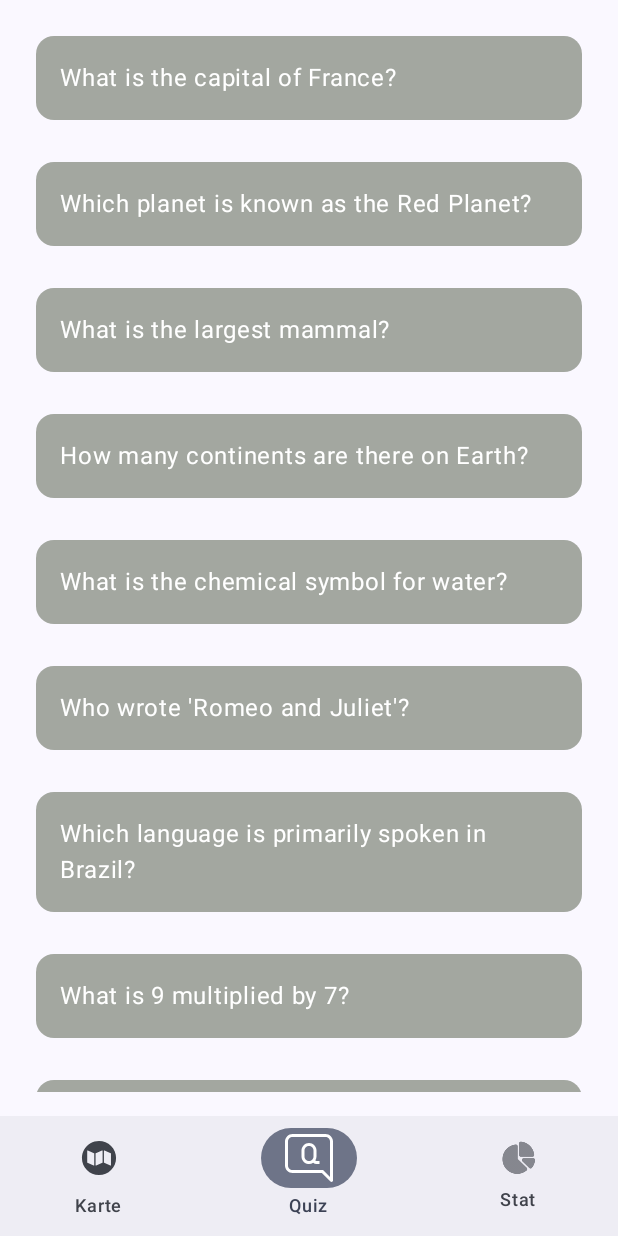
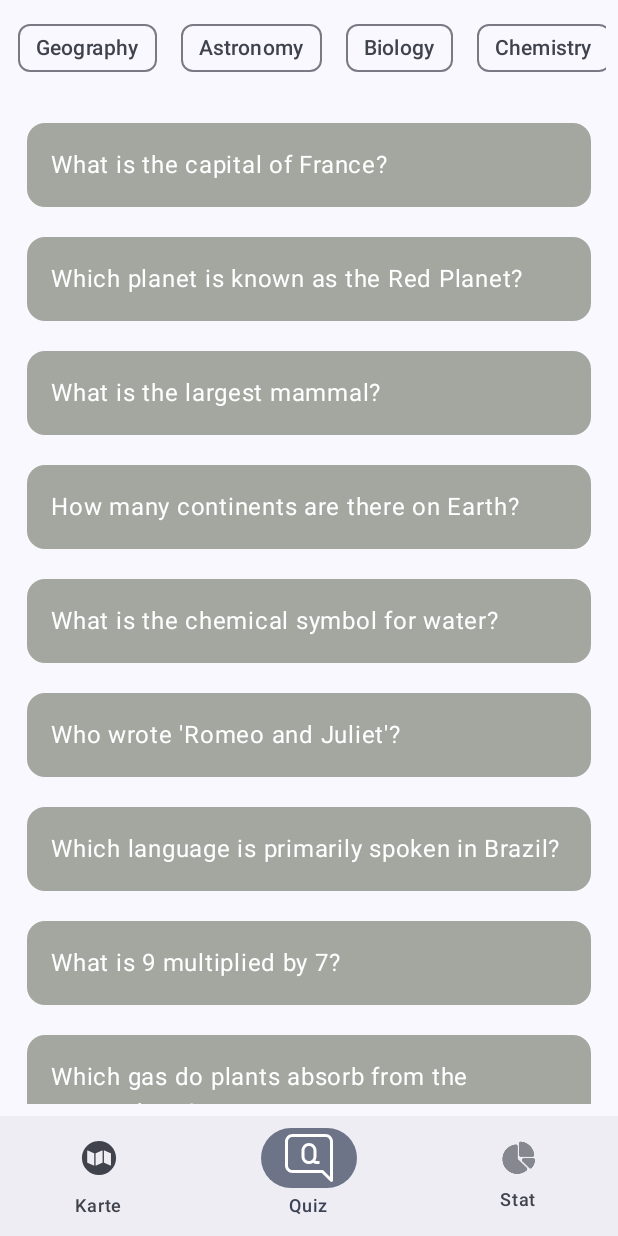
Before and after one commit to aaabdulkarim/ATQuiz, an Android app built with Jetpack Compose: the screen it shows after launch (MainActivity), item 2 of the bottom bar chosen, on a phone screen of 412 x 824 dp. Run offline under Robolectric (Android 15) with nearby library versions, the phone set to English and light mode, and no system bars.

Commit message:
Quiz Design Refactor und Chip Filter und QuestionDetail nach Klicken mit Animation

```diff
--- a/app/src/main/java/com/example/atquiz/composables/MultipleChoice.kt
+++ b/app/src/main/java/com/example/atquiz/composables/MultipleChoice.kt
@@ -1,19 +1,16 @@
 package com.example.atquiz.composables
 
 import android.widget.Toast
-import androidx.compose.animation.AnimatedContent
-import androidx.compose.animation.AnimatedVisibilityScope
+import androidx.compose.animation.AnimatedVisibility
 import androidx.compose.animation.ExperimentalSharedTransitionApi
-import androidx.compose.animation.SharedTransitionLayout
-import androidx.compose.animation.SharedTransitionScope
 import androidx.compose.foundation.layout.Arrangement
 import androidx.compose.foundation.layout.Column
 import androidx.compose.foundation.layout.Row
 import androidx.compose.foundation.layout.fillMaxSize
 import androidx.compose.foundation.layout.fillMaxWidth
-import androidx.compose.foundation.layout.height
 import androidx.compose.foundation.layout.padding
 import androidx.compose.foundation.lazy.LazyColumn
+import androidx.compose.foundation.lazy.LazyRow
 
 import androidx.compose.foundation.lazy.itemsIndexed
 import androidx.compose.foundation.shape.RoundedCornerShape
@@ -24,8 +21,8 @@ import androidx.compose.material3.CardDefaults
 
 
 import androidx.compose.material3.ExperimentalMaterial3Api
+import androidx.compose.material3.InputChip
 import androidx.compose.material3.Text
-import androidx.compose.material3.TextButton
 import androidx.compose.runtime.Composable
 import androidx.compose.runtime.getValue
 import androidx.compose.runtime.mutableStateOf
@@ -35,52 +32,98 @@ import androidx.compose.ui.Alignment
 import androidx.compose.ui.Modifier
 import androidx.compose.ui.platform.LocalContext
 import androidx.compose.ui.unit.dp
-import androidx.compose.ui.unit.sp
 import com.example.atquiz.ui.theme.primary
 import com.example.atquiz.ui.theme.secondary
 import com.example.atquiz.ui.theme.text
 
-@OptIn(ExperimentalMaterial3Api::class, ExperimentalSharedTransitionApi::class)
+
+
+@OptIn(ExperimentalMaterial3Api::class)
 @Composable
 fun QuestionFilter(
     questionList: List<QuestionObject>,
-    onShowDetails: () -> Unit,
-    sharedTransitionScope: SharedTransitionScope,
-    animatedVisibilityScope: AnimatedVisibilityScope,
-    updateQuestionObject: (QuestionObject) -> Unit,
+) {
+    var selectedTag by remember {
+        mutableStateOf("")
+    }
+
+    // Extract distinct tags from the question list
+    val tagList: List<String> = questionList.map { it.tag }.distinct()
+
+    val filteredQuestions = if (selectedTag.isNotEmpty()) {
+        questionList.filter { it.tag == selectedTag }
+    } else {
+        questionList
+    }
+
+    Column {
+        // Tags
+        LazyRow(
+            modifier = Modifier.padding(8.dp),
+            horizontalArrangement = Arrangement.spacedBy(8.dp) // Adds spacing between chips
+        ) {
+            itemsIndexed(tagList) { _, chipData ->
+                InputChip(
+                    selected = selectedTag == chipData,
+                    onClick = {
+                        if (selectedTag == chipData) {
+                            selectedTag = ""
+                        } else {
+                            selectedTag = chipData
+                        }
+                    },
+                    label = { Text(text = chipData) },
+                    modifier = Modifier.padding(horizontal = 4.dp) // Adds spacing within each chip
+                )
+            }
+        }
+
+        // Frageliste mit Antworten
+        LazyColumn(
+            modifier = Modifier.padding(8.dp)
+        ) {
+            itemsIndexed(filteredQuestions) { _, questionObject ->
+                QuestionDetail(questionObject)
+            }
+        }
+    }
+
+
+}
+
+
+
+
+@OptIn(ExperimentalSharedTransitionApi::class, ExperimentalMaterial3Api::class)
+@Composable
+fun QuestionDetail(
+    questionObject: QuestionObject,
+){
+    val answers = questionObject.answerList
+    val context = LocalContext.current
+    var answerVisible by remember {
+        mutableStateOf(false)
+    }
+
+
+    Column(
+        modifier = Modifier
+            .fillMaxSize()
+            .padding(2.dp)
 
     ) {
-
-    // das "with" bedeutet man benutzt die Daten und Funktionen eines Objekts
-    // ohne auf sie zu referenzieren, wie im Beispiel beim .sharedElementModifier
-    with(sharedTransitionScope) {
-        LazyColumn(
-            modifier = Modifier
-                .fillMaxSize()
-                .padding(16.dp)
-                .sharedElement(
-                    rememberSharedContentState(key = "image"),
-                    animatedVisibilityScope = animatedVisibilityScope
-                ),
-            verticalArrangement = Arrangement.spacedBy(12.dp)
-        ) {
-            itemsIndexed(questionList) { index, questionObject ->
+        // Frage
         Card(
             modifier = Modifier
                 .fillMaxWidth()
-                        .padding(8.dp)
-                        .sharedElement(
-                            rememberSharedContentState(key = questionObject.question),
-                            animatedVisibilityScope = animatedVisibilityScope
-                        ),
+                .padding(8.dp),
             shape = RoundedCornerShape(12.dp),
             colors = CardDefaults.cardColors(
                 containerColor = secondary,
                 contentColor = text
             ),
             onClick = {
-                        updateQuestionObject(questionList[index])
-                        onShowDetails()
+                answerVisible = !answerVisible
             }
         ) {
             Row(
@@ -97,62 +140,11 @@ fun QuestionFilter(
                 )
             }
         }
-            }
-        }
-    }
-}
 
-
-@OptIn(ExperimentalSharedTransitionApi::class)
-@Composable
-fun QuestionDetail(
-    onBack: () -> Unit,
-    sharedTransitionScope: SharedTransitionScope,
-    animatedVisibilityScope: AnimatedVisibilityScope,
-    questionObject: QuestionObject,
-){
-    val answers = questionObject.answerList
-    val context = LocalContext.current
-
-    // das "with" bedeutet man benutzt die Daten und Funktionen eines Objekts
-    // ohne auf sie zu referenzieren, wie im Beispiel beim .sharedElement-Modifier
-    with(sharedTransitionScope) {
-
+        AnimatedVisibility(answerVisible) {
             Column(
-            modifier = Modifier
-                .fillMaxSize()
-                .padding(2.dp)
-
+                modifier = Modifier.fillMaxSize()
             ) {
-            // Frage
-            Card(
-                modifier = Modifier
-                    .fillMaxWidth()
-                    .padding(8.dp)
-                    .sharedElement(
-                        rememberSharedContentState(key = questionObject.question),
-                        animatedVisibilityScope = animatedVisibilityScope
-                    ),
-                shape = RoundedCornerShape(12.dp),
-                colors = CardDefaults.cardColors(
-                    containerColor = secondary,
-                    contentColor = text
-                )
-            ) {
-                Row(
-                    modifier = Modifier
-                        .fillMaxWidth()
-                        .padding(16.dp),
-                    verticalAlignment = Alignment.CenterVertically
-                ) {
-                    Text(
-                        text = questionObject.question,
-                        color = text,
-                        modifier = Modifier
-                            .weight(1f)
-                    )
-                }
-            }
 
                 // Antwortmöglichkeiten
                 answers.forEach { answer ->
@@ -174,11 +166,11 @@ fun QuestionDetail(
                         Text(answer)
                     }
                 }
-            TextButton(onClick = { onBack() }) {
-                Text(text = "Zurück")
+            }
+
         }
     }
-    }
+
 }
 
 
@@ -190,45 +182,14 @@ fun MultipleChoiceQuiz(){
     val questionList = sampleQuestions;
     var questionObject by remember{ mutableStateOf(questionList[0]) }
 
-    // Für Shared Element Transition
-    var showDetails by remember {
-        mutableStateOf(false)
-    }
+    QuestionFilter(questionList = questionList)
 
-    SharedTransitionLayout {
-        AnimatedContent(
-            showDetails,
-            label = "basic_transition"
-        ) { targetState ->
-            if (!targetState) {
-                QuestionFilter(
 
-                    onShowDetails = {
-                        showDetails = true
-                    },
-                    animatedVisibilityScope = this@AnimatedContent,
-                    sharedTransitionScope = this@SharedTransitionLayout,
-                    questionList = questionList,
-                ){
-                    questionObject = it
-                }
-            } else {
-                QuestionDetail(
-                    onBack = {
-                        showDetails = false
-                    },
-                    animatedVisibilityScope = this@AnimatedContent,
-                    sharedTransitionScope = this@SharedTransitionLayout,
-                    questionObject = questionObject
-                )
-            }
-        }
-    }
 
 }
 
 
-data class QuestionObject(val question : String, val answerList : List<String>, val correctAnswerIndex : Int){
+data class QuestionObject(val question : String, val answerList : List<String>, val correctAnswerIndex : Int, val tag : String){
 
     fun checkAnswer(userAnswer : String): Boolean {
         return userAnswer == answerList[correctAnswerIndex];
@@ -240,51 +201,61 @@ val sampleQuestions = listOf(
     QuestionObject(
         question = "What is the capital of France?",
         answerList = listOf("Berlin", "Madrid", "Paris", "Rome"),
-        correctAnswerIndex = 2
+        correctAnswerIndex = 2,
+        tag = "Geography"
     ),
     QuestionObject(
         question = "Which planet is known as the Red Planet?",
         answerList = listOf("Earth", "Mars", "Jupiter", "Venus"),
-        correctAnswerIndex = 1
+        correctAnswerIndex = 1,
+        tag = "Astronomy"
     ),
     QuestionObject(
         question = "What is the largest mammal?",
         answerList = listOf("Elephant", "Blue Whale", "Giraffe", "Hippopotamus"),
-        correctAnswerIndex = 1
+        correctAnswerIndex = 1,
+        tag = "Biology"
     ),
     QuestionObject(
         question = "How many continents are there on Earth?",
         answerList = listOf("Five", "Six", "Seven", "Eight"),
-        correctAnswerIndex = 2
+        correctAnswerIndex = 2,
+        tag = "Geography"
     ),
     QuestionObject(
         question = "What is the chemical symbol for water?",
         answerList = listOf("H2O", "O2", "CO2", "NaCl"),
-        correctAnswerIndex = 0
+        correctAnswerIndex = 0,
+        tag = "Chemistry"
     ),
     QuestionObject(
         question = "Who wrote 'Romeo and Juliet'?",
         answerList = listOf("Charles Dickens", "Mark Twain", "William Shakespeare", "Jane Austen"),
-        correctAnswerIndex = 2
+        correctAnswerIndex = 2,
+        tag = "Literature"
     ),
     QuestionObject(
         question = "Which language is primarily spoken in Brazil?",
         answerList = listOf("Spanish", "Portuguese", "French", "Italian"),
-        correctAnswerIndex = 1
+        correctAnswerIndex = 1,
+        tag = "Language"
     ),
     QuestionObject(
         question = "What is 9 multiplied by 7?",
         answerList = listOf("56", "63", "72", "81"),
-        correctAnswerIndex = 1
+        correctAnswerIndex = 1,
+        tag = "Mathematics"
     ),
     QuestionObject(
         question = "Which gas do plants absorb from the atmosphere?",
         answerList = listOf("Oxygen", "Nitrogen", "Carbon Dioxide", "Hydrogen"),
-        correctAnswerIndex = 2
+        correctAnswerIndex = 2,
+        tag = "Biology"
     ),
     QuestionObject(
         question = "In which year did the Titanic sink?",
         answerList = listOf("1905", "1912", "1918", "1923"),
-        correctAnswerIndex = 1
+        correctAnswerIndex = 1,
+        tag = "History"
     )
 )
--- a/app/src/main/java/com/example/atquiz/composables/Statistics.kt
+++ b/app/src/main/java/com/example/atquiz/composables/Statistics.kt
@@ -36,7 +36,7 @@ data class StatisticData(
 // Chart Benutzen: https://github.com/ehsannarmani/ComposeCharts/tree/0.0.4?tab=readme-ov-file#gradle-setup
 
 @Composable
-fun Statistics(statisticObject : StatisticData) {
+fun Statistics() {
 
     LineChart(
         modifier = Modifier
```
Lines whose indentation alone changed are shown as unchanged.
